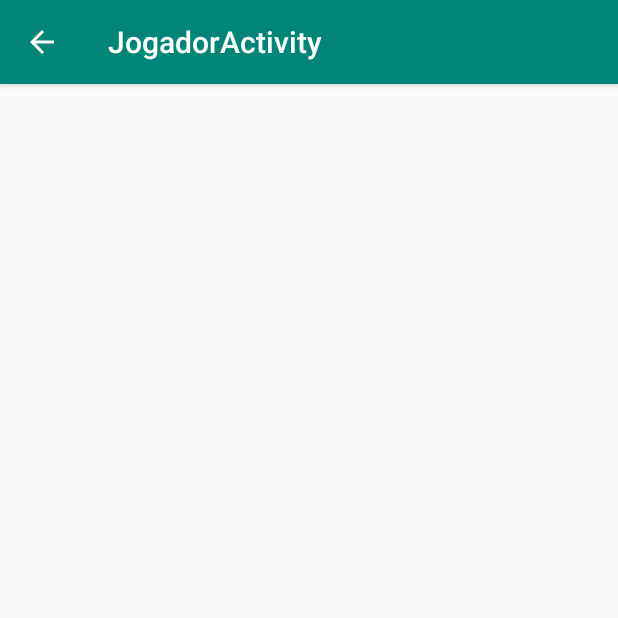
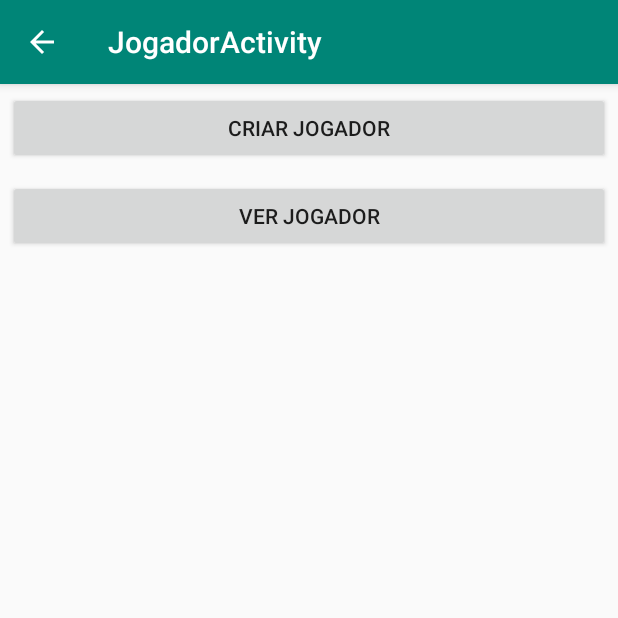
Before and after one commit to leonelr9/GestorEventosAirsoft, an Android app: the JogadorActivity screen opened directly, with no data from a screen before it, on a phone screen of 412 x 824 dp, the top half of it. Run offline under Robolectric (Android 15) with nearby library versions, the phone set to English and light mode, and no system bars.

Commit message:
Botoes na nova janela

```diff
--- a/app/src/main/res/layout/activity_jogador.xml
+++ b/app/src/main/res/layout/activity_jogador.xml
@@ -20,6 +20,8 @@
 
     </android.support.design.widget.AppBarLayout>
 
-    <include layout="@layout/content_jogador" />
+    <include
+        android:id="@+id/include"
+        layout="@layout/content_jogador" />
 
 </android.support.design.widget.CoordinatorLayout>
--- a/app/src/main/res/layout/content_jogador.xml
+++ b/app/src/main/res/layout/content_jogador.xml
@@ -1,11 +1,26 @@
 <?xml version="1.0" encoding="utf-8"?>
-<android.support.constraint.ConstraintLayout xmlns:android="http://schemas.android.com/apk/res/android"
+<LinearLayout xmlns:android="http://schemas.android.com/apk/res/android"
     xmlns:app="http://schemas.android.com/apk/res-auto"
     xmlns:tools="http://schemas.android.com/tools"
     android:layout_width="match_parent"
     android:layout_height="match_parent"
+    android:orientation="vertical"
     app:layout_behavior="@string/appbar_scrolling_view_behavior"
     tools:context=".JogadorActivity"
     tools:showIn="@layout/activity_jogador">
 
-</android.support.constraint.ConstraintLayout>
+    <Button
+        android:id="@+id/buttonCriarJogador"
+        android:layout_width="match_parent"
+        android:layout_height="wrap_content"
+        android:layout_margin="5dp"
+        android:text="@string/criar_jogador" />
+
+    <Button
+        android:id="@+id/buttonVerJogador"
+        android:layout_width="match_parent"
+        android:layout_height="wrap_content"
+        android:layout_margin="5dp"
+        android:text="@string/ver_jogador" />
+
+</LinearLayout>
--- a/app/src/main/res/values/strings.xml
+++ b/app/src/main/res/values/strings.xml
@@ -4,4 +4,6 @@
     <string name="jogadores">Jogadores</string>
     <string name="armas">Armas</string>
     <string name="title_activity_jogador">JogadorActivity</string>
+    <string name="criar_jogador">Criar Jogador</string>
+    <string name="ver_jogador">Ver Jogador</string>
 </resources>
```
